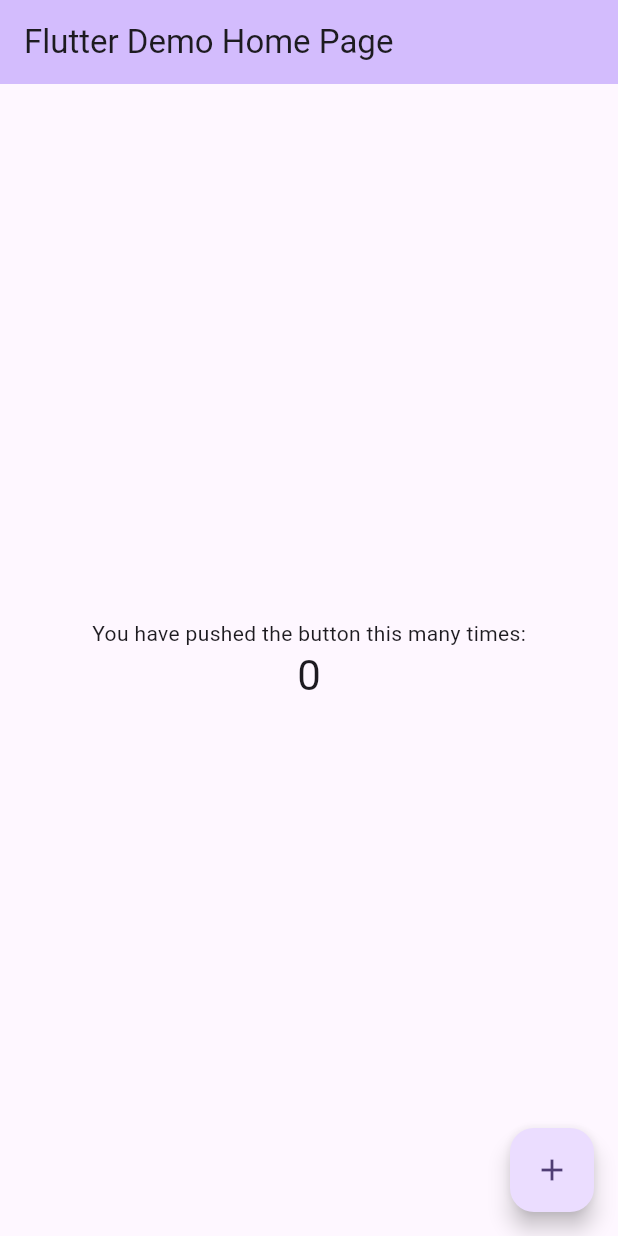
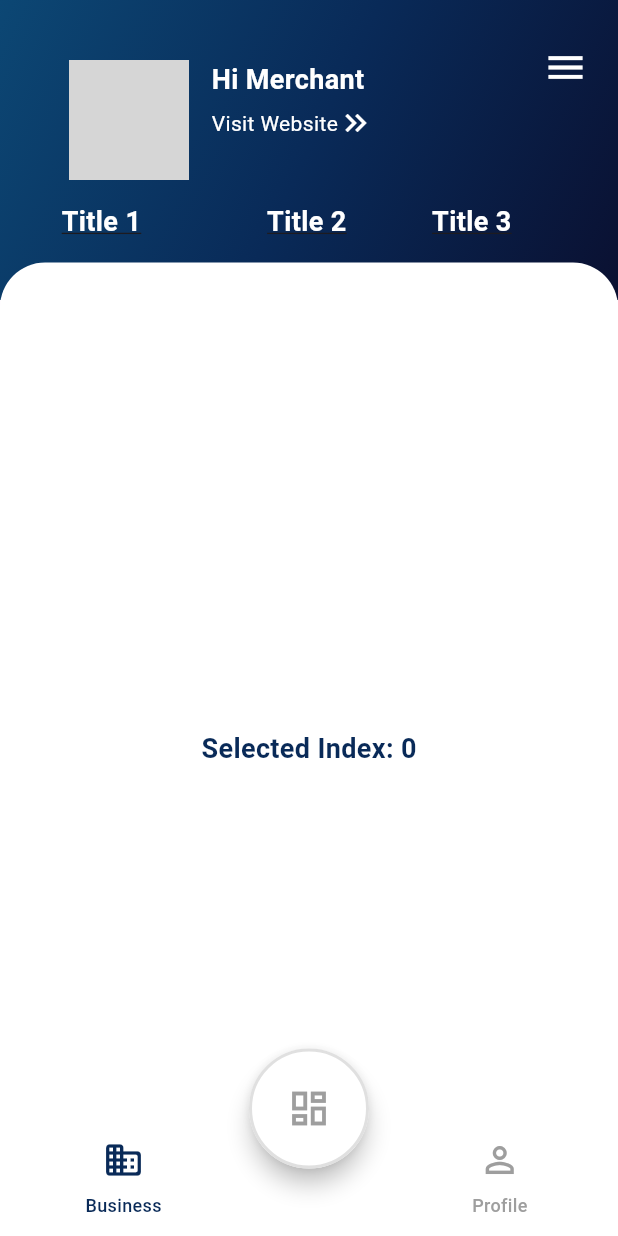
Before and after one commit to Winngoo/Winngoo-India-Mobile-App-, a Flutter app: the screen it shows after launch, on a phone screen of 412 x 824 dp. Run offline on Flutter 3.47's test engine with Material 3 defaults, Android fonts, the phone set to English and light mode, and no system bars; network calls fail; grey boxes are pictures that could not be loaded.

Commit message:
dashboard design

```diff
--- a/lib/main.dart
+++ b/lib/main.dart
@@ -1,122 +1,16 @@
+import 'merchant_dashboard.dart';
 import 'package:flutter/material.dart';
 
 void main() {
-  runApp(const MyApp());
+  runApp(MyApp());
 }
 
 class MyApp extends StatelessWidget {
-  const MyApp({super.key});
-
-  // This widget is the root of your application.
   @override
   Widget build(BuildContext context) {
     return MaterialApp(
-      title: 'Flutter Demo',
-      theme: ThemeData(
-        // This is the theme of your application.
-        //
-        // TRY THIS: Try running your application with "flutter run". You'll see
-        // the application has a purple toolbar. Then, without quitting the app,
-        // try changing the seedColor in the colorScheme below to Colors.green
-        // and then invoke "hot reload" (save your changes or press the "hot
-        // reload" button in a Flutter-supported IDE, or press "r" if you used
-        // the command line to start the app).
-        //
-        // Notice that the counter didn't reset back to zero; the application
-        // state is not lost during the reload. To reset the state, use hot
-        // restart instead.
-        //
-        // This works for code too, not just values: Most code changes can be
-        // tested with just a hot reload.
-        colorScheme: ColorScheme.fromSeed(seedColor: Colors.deepPurple),
-      ),
-      home: const MyHomePage(title: 'Flutter Demo Home Page'),
+      debugShowCheckedModeBanner: false,
+      home: MerchantDashboard(),
     );
   }
 }
-
-class MyHomePage extends StatefulWidget {
-  const MyHomePage({super.key, required this.title});
-
-  // This widget is the home page of your application. It is stateful, meaning
-  // that it has a State object (defined below) that contains fields that affect
-  // how it looks.
-
-  // This class is the configuration for the state. It holds the values (in this
-  // case the title) provided by the parent (in this case the App widget) and
-  // used by the build method of the State. Fields in a Widget subclass are
-  // always marked "final".
-
-  final String title;
-
-  @override
-  State<MyHomePage> createState() => _MyHomePageState();
-}
-
-class _MyHomePageState extends State<MyHomePage> {
-  int _counter = 0;
-
-  void _incrementCounter() {
-    setState(() {
-      // This call to setState tells the Flutter framework that something has
-      // changed in this State, which causes it to rerun the build method below
-      // so that the display can reflect the updated values. If we changed
-      // _counter without calling setState(), then the build method would not be
-      // called again, and so nothing would appear to happen.
-      _counter++;
-    });
-  }
-
-  @override
-  Widget build(BuildContext context) {
-    // This method is rerun every time setState is called, for instance as done
-    // by the _incrementCounter method above.
-    //
-    // The Flutter framework has been optimized to make rerunning build methods
-    // fast, so that you can just rebuild anything that needs updating rather
-    // than having to individually change instances of widgets.
-    return Scaffold(
-      appBar: AppBar(
-        // TRY THIS: Try changing the color here to a specific color (to
-        // Colors.amber, perhaps?) and trigger a hot reload to see the AppBar
-        // change color while the other colors stay the same.
-        backgroundColor: Theme.of(context).colorScheme.inversePrimary,
-        // Here we take the value from the MyHomePage object that was created by
-        // the App.build method, and use it to set our appbar title.
-        title: Text(widget.title),
-      ),
-      body: Center(
-        // Center is a layout widget. It takes a single child and positions it
-        // in the middle of the parent.
-        child: Column(
-          // Column is also a layout widget. It takes a list of children and
-          // arranges them vertically. By default, it sizes itself to fit its
-          // children horizontally, and tries to be as tall as its parent.
-          //
-          // Column has various properties to control how it sizes itself and
-          // how it positions its children. Here we use mainAxisAlignment to
-          // center the children vertically; the main axis here is the vertical
-          // axis because Columns are vertical (the cross axis would be
-          // horizontal).
-          //
-          // TRY THIS: Invoke "debug painting" (choose the "Toggle Debug Paint"
-          // action in the IDE, or press "p" in the console), to see the
-          // wireframe for each widget.
-          mainAxisAlignment: MainAxisAlignment.center,
-          children: <Widget>[
-            const Text('You have pushed the button this many times:'),
-            Text(
-              '$_counter',
-              style: Theme.of(context).textTheme.headlineMedium,
-            ),
-          ],
-        ),
-      ),
-      floatingActionButton: FloatingActionButton(
-        onPressed: _incrementCounter,
-        tooltip: 'Increment',
-        child: const Icon(Icons.add),
-      ), // This trailing comma makes auto-formatting nicer for build methods.
-    );
-  }
-}
--- /dev/null
+++ b/lib/merchant_dashboard.dart
@@ -0,0 +1,529 @@
+// import 'package:flutter/material.dart';
+
+// const Color primaryColor = Color.fromARGB(255, 9, 42, 88);
+
+// const List<Color> primaryDeepBlueGradient = [
+//   Color.fromARGB(255, 12, 71, 116),
+//   Color.fromARGB(255, 9, 42, 88),
+//   Color.fromARGB(255, 10, 16, 49),
+// ];
+
+// class MerchantDashboard extends StatefulWidget {
+//   @override
+//   _MerchantDashboardState createState() => _MerchantDashboardState();
+// }
+
+// class _MerchantDashboardState extends State<MerchantDashboard> {
+//   int _selectedIndex = 0;
+
+//   void _onItemTapped(int index) {
+//     setState(() {
+//       _selectedIndex = index;
+//     });
+//   }
+
+//   @override
+//   Widget build(BuildContext context) {
+//     return Scaffold(
+//       extendBody: true,
+//       body: Stack(
+//         children: [
+//           // Gradient background
+//           Container(
+//             height: 200,
+//             decoration: BoxDecoration(
+//               gradient: LinearGradient(
+//                 colors: primaryDeepBlueGradient,
+//                 begin: Alignment.topLeft,
+//                 end: Alignment.bottomRight,
+//               ),
+//             ),
+//           ),
+
+//           // Profile Image & Menu Icon
+//           Positioned(
+//             top: 30,
+//             right: 20,
+//             child: Icon(Icons.menu, color: Colors.white, size: 30),
+//           ),
+//           Positioned(
+//             top: 40,
+//             left: MediaQuery.of(context).size.width / 2 - 160,
+//             child: CircleAvatar(
+//               radius: 40,
+//               backgroundColor: Colors.white,
+//               backgroundImage: NetworkImage(
+//                 'https://via.placeholder.com/150',
+//               ), // Change to your profile image URL
+//             ),
+//           ),
+//           Positioned(
+//             top: 40,
+//             left: MediaQuery.of(context).size.width / 2 - 65,
+//             child: Text(
+//               'Hi Merchant',
+//               style: TextStyle(
+//                 color: Colors.white,
+//                 fontSize: 18,
+//                 fontWeight: FontWeight.bold,
+//               ),
+//             ),
+//           ),
+//           Positioned(
+//             top: 70,
+//             left: MediaQuery.of(context).size.width / 2 - 65,
+//             child: Row(
+//               children: [
+//                 Text(
+//                   'Visit Website',
+//                   style: TextStyle(color: Colors.white, fontSize: 14),
+//                 ),
+//                 Icon(
+//                   Icons.keyboard_double_arrow_right_outlined,
+//                   color: Colors.white,
+//                 ),
+//               ],
+//             ),
+//           ),
+
+//           Positioned(
+//             top: 135,
+//             left: MediaQuery.of(context).size.width / 2 - 165,
+//             child: Text(
+//               'Title 1',
+//               style: TextStyle(
+//                 color: Colors.white,
+//                 fontSize: 18,
+//                 fontWeight: FontWeight.bold,
+//               ),
+//             ),
+//           ),
+//           Positioned(
+//             top: 135,
+//             right: MediaQuery.of(context).size.width / 2 - 25,
+//             child: Text(
+//               'Title 2',
+//               style: TextStyle(
+//                 color: Colors.white,
+//                 fontSize: 18,
+//                 fontWeight: FontWeight.bold,
+//               ),
+//             ),
+//           ),
+//           Positioned(
+//             top: 135,
+//             right: MediaQuery.of(context).size.width / 2 - 135,
+//             child: Text(
+//               'Title 3',
+//               style: TextStyle(
+//                 color: Colors.white,
+//                 fontSize: 18,
+//                 fontWeight: FontWeight.bold,
+//               ),
+//             ),
+//           ),
+
+//           // White card content
+//           Container(
+//             margin: EdgeInsets.only(top: 175),
+//             padding: EdgeInsets.all(16),
+//             decoration: BoxDecoration(
+//               color: Colors.white,
+//               borderRadius: BorderRadius.only(
+//                 topLeft: Radius.circular(30),
+//                 topRight: Radius.circular(30),
+//               ),
+//             ),
+//             child: Center(
+//               child: Text(
+//                 'Selected Index: $_selectedIndex',
+//                 style: TextStyle(
+//                   fontSize: 18,
+//                   fontWeight: FontWeight.bold,
+//                   color: primaryColor,
+//                 ),
+//               ),
+//             ),
+//           ),
+//         ],
+//       ),
+
+//       // Bottom Navigation Bar
+//       bottomNavigationBar: Container(
+//         decoration: BoxDecoration(
+//           boxShadow: [
+//             BoxShadow(
+//               color: Colors.black.withOpacity(0.1),
+//               spreadRadius: 1,
+//               blurRadius: 10,
+//               offset: Offset(0, -2),
+//             ),
+//           ],
+//         ),
+//         child: BottomAppBar(
+//           height: 85,
+//           shape: CircularNotchedRectangle(),
+//           notchMargin: 8.0,
+//           color: Colors.white,
+//           child: Row(
+//             mainAxisAlignment: MainAxisAlignment.spaceAround,
+//             children: [
+//               _buildNavItem(Icons.business_rounded, "Business", 0),
+//               SizedBox(width: 40), // Space for floating button
+//               _buildNavItem(Icons.person_outline, "Profile", 1),
+//             ],
+//           ),
+//         ),
+//       ),
+
+//       floatingActionButton: SizedBox(
+//         width: 80, // Set exact width
+//         height: 80, // Set exact height
+//         child: FloatingActionButton(
+//           onPressed: () => _onItemTapped(2),
+//           backgroundColor: _selectedIndex == 2 ? primaryColor : Colors.white,
+//           foregroundColor: _selectedIndex == 2 ? Colors.white : Colors.grey,
+//           shape: CircleBorder(
+//             side: BorderSide(
+//               color: _selectedIndex == 2 ? primaryColor : Colors.grey.shade300,
+//               width: _selectedIndex == 2 ? 0 : 2,
+//             ),
+//           ),
+//           elevation: 6,
+//           child: Icon(Icons.dashboard_outlined, size: 30),
+//         ),
+//       ),
+
+//       floatingActionButtonLocation: FloatingActionButtonLocation.centerDocked,
+//     );
+//   }
+
+//   Widget _buildNavItem(IconData icon, String label, int index) {
+//     bool isSelected = _selectedIndex == index;
+
+//     return GestureDetector(
+//       onTap: () => _onItemTapped(index),
+//       child: Column(
+//         mainAxisSize: MainAxisSize.min,
+//         children: [
+//           Container(
+//             padding: EdgeInsets.all(8),
+//             child: Icon(
+//               icon,
+//               size: 28,
+//               color: isSelected ? primaryColor : Colors.grey,
+//             ),
+//           ),
+//           Text(
+//             label,
+//             style: TextStyle(
+//               color: isSelected ? primaryColor : Colors.grey,
+//               fontSize: 12,
+//               fontWeight: FontWeight.w500,
+//             ),
+//           ),
+//         ],
+//       ),
+//     );
+//   }
+// }
+import 'package:flutter/material.dart';
+
+const Color primaryColor = Color.fromARGB(255, 9, 42, 88);
+
+const List<Color> primaryDeepBlueGradient = [
+  Color.fromARGB(255, 12, 71, 116),
+  Color.fromARGB(255, 9, 42, 88),
+  Color.fromARGB(255, 10, 16, 49),
+];
+
+class MerchantDashboard extends StatefulWidget {
+  @override
+  _MerchantDashboardState createState() => _MerchantDashboardState();
+}
+
+class _MerchantDashboardState extends State<MerchantDashboard> {
+  int _selectedIndex = 0;
+
+  void _onItemTapped(int index) {
+    setState(() {
+      _selectedIndex = index;
+    });
+  }
+
+  void _navigateToTitleScreen(String title) {
+    Navigator.push(
+      context,
+      MaterialPageRoute(
+        builder: (context) => TitleScreen(title: title),
+      ),
+    );
+  }
+
+  @override
+  Widget build(BuildContext context) {
+    double screenWidth = MediaQuery.of(context).size.width;
+
+    return Scaffold(
+      extendBody: true,
+      body: Stack(
+        children: [
+          // Gradient background
+          Container(
+            height: 200,
+            decoration: BoxDecoration(
+              gradient: LinearGradient(
+                colors: primaryDeepBlueGradient,
+                begin: Alignment.topLeft,
+                end: Alignment.bottomRight,
+              ),
+            ),
+          ),
+
+          // Profile Image & Menu Icon
+          Positioned(
+            top: 30,
+            right: 20,
+            child: Icon(Icons.menu, color: Colors.white, size: 30),
+          ),
+          Positioned(
+            top: 40,
+            left: screenWidth / 2 - 160,
+            child: CircleAvatar(
+              radius: 40,
+              backgroundColor: Colors.white,
+              backgroundImage: NetworkImage(
+                'https://via.placeholder.com/150',
+              ),
+            ),
+          ),
+          Positioned(
+            top: 40,
+            left: screenWidth / 2 - 65,
+            child: Text(
+              'Hi Merchant',
+              style: TextStyle(
+                color: Colors.white,
+                fontSize: 18,
+                fontWeight: FontWeight.bold,
+              ),
+            ),
+          ),
+          Positioned(
+            top: 70,
+            left: screenWidth / 2 - 65,
+            child: Row(
+              children: [
+                Text(
+                  'Visit Website',
+                  style: TextStyle(color: Colors.white, fontSize: 14),
+                ),
+                Icon(
+                  Icons.keyboard_double_arrow_right_outlined,
+                  color: Colors.white,
+                ),
+              ],
+            ),
+          ),
+
+          // Titles with navigation
+          Positioned(
+            top: 135,
+            left: screenWidth / 2 - 165,
+            child: GestureDetector(
+              onTap: () => _navigateToTitleScreen("Title 1"),
+              child: Text(
+                'Title 1',
+                style: TextStyle(
+                  color: Colors.white,
+                  fontSize: 18,
+                  fontWeight: FontWeight.bold,
+                  decoration: TextDecoration.underline,
+                ),
+              ),
+            ),
+          ),
+          Positioned(
+            top: 135,
+            right: screenWidth / 2 - 25,
+            child: GestureDetector(
+              onTap: () => _navigateToTitleScreen("Title 2"),
+              child: Text(
+                'Title 2',
+                style: TextStyle(
+                  color: Colors.white,
+                  fontSize: 18,
+                  fontWeight: FontWeight.bold,
+                  decoration: TextDecoration.underline,
+                ),
+              ),
+            ),
+          ),
+          Positioned(
+            top: 135,
+            right: screenWidth / 2 - 135,
+            child: GestureDetector(
+              onTap: () => _navigateToTitleScreen("Title 3"),
+              child: Text(
+                'Title 3',
+                style: TextStyle(
+                  color: Colors.white,
+                  fontSize: 18,
+                  fontWeight: FontWeight.bold,
+                  decoration: TextDecoration.underline,
+                ),
+              ),
+            ),
+          ),
+
+          // White card content
+          Container(
+            margin: EdgeInsets.only(top: 175),
+            padding: EdgeInsets.all(16),
+            decoration: BoxDecoration(
+              color: Colors.white,
+              borderRadius: BorderRadius.only(
+                topLeft: Radius.circular(30),
+                topRight: Radius.circular(30),
+              ),
+            ),
+            child: Center(
+              child: Text(
+                'Selected Index: $_selectedIndex',
+                style: TextStyle(
+                  fontSize: 18,
+                  fontWeight: FontWeight.bold,
+                  color: primaryColor,
+                ),
+              ),
+            ),
+          ),
+        ],
+      ),
+
+      // Bottom Navigation Bar
+      bottomNavigationBar: BottomAppBar(
+        height: 85,
+        shape: CircularNotchedRectangle(),
+        notchMargin: 8.0,
+        color: Colors.white,
+        child: Row(
+          mainAxisAlignment: MainAxisAlignment.spaceAround,
+          children: [
+            _buildNavItem(Icons.business_rounded, "Business", 0),
+            SizedBox(width: 40), // Space for floating button
+            _buildNavItem(Icons.person_outline, "Profile", 1),
+          ],
+        ),
+      ),
+
+      floatingActionButton: SizedBox(
+        width: 80,
+        height: 80,
+        child: FloatingActionButton(
+          onPressed: () => _onItemTapped(2),
+          backgroundColor: _selectedIndex == 2 ? primaryColor : Colors.white,
+          foregroundColor: _selectedIndex == 2 ? Colors.white : Colors.grey,
+          shape: CircleBorder(
+            side: BorderSide(
+              color: _selectedIndex == 2 ? primaryColor : Colors.grey.shade300,
+              width: _selectedIndex == 2 ? 0 : 2,
+            ),
+          ),
+          elevation: 6,
+          child: Icon(Icons.dashboard_outlined, size: 30),
+        ),
+      ),
+
+      floatingActionButtonLocation: FloatingActionButtonLocation.centerDocked,
+    );
+  }
+
+  Widget _buildNavItem(IconData icon, String label, int index) {
+    bool isSelected = _selectedIndex == index;
+
+    return GestureDetector(
+      onTap: () {
+        _onItemTapped(index);
+        _navigateToBottomNavScreen(index);
+      },
+      child: Column(
+        mainAxisSize: MainAxisSize.min,
+        children: [
+          Container(
+            padding: EdgeInsets.all(8),
+            child: Icon(
+              icon,
+              size: 28,
+              color: isSelected ? primaryColor : Colors.grey,
+            ),
+          ),
+          Text(
+            label,
+            style: TextStyle(
+              color: isSelected ? primaryColor : Colors.grey,
+              fontSize: 12,
+              fontWeight: FontWeight.w500,
+            ),
+          ),
+        ],
+      ),
+    );
+  }
+
+  void _navigateToBottomNavScreen(int index) {
+    Widget screen;
+    switch (index) {
+      case 0:
+        screen = BusinessScreen();
+        break;
+      case 1:
+        screen = ProfileScreen();
+        break;
+      case 2:
+        screen = MerchantDashboard(); // Keep current screen
+        break;
+      default:
+        return;
+    }
+
+    Navigator.push(
+      context,
+      MaterialPageRoute(builder: (context) => screen),
+    );
+  }
+}
+
+// Dummy Screens
+class TitleScreen extends StatelessWidget {
+  final String title;
+  TitleScreen({required this.title});
+
+  @override
+  Widget build(BuildContext context) {
+    return Scaffold(
+      appBar: AppBar(title: Text(title)),
+      body: Center(child: Text("This is $title screen")),
+    );
+  }
+}
+
+class BusinessScreen extends StatelessWidget {
+  @override
+  Widget build(BuildContext context) {
+    return Scaffold(
+      appBar: AppBar(title: Text("Business Screen")),
+      body: Center(child: Text("Business Screen")),
+    );
+  }
+}
+
+class ProfileScreen extends StatelessWidget {
+  @override
+  Widget build(BuildContext context) {
+    return Scaffold(
+      appBar: AppBar(title: Text("Profile Screen")),
+      body: Center(child: Text("Profile Screen")),
+    );
+  }
+}
--- a/pubspec.yaml
+++ b/pubspec.yaml
@@ -34,6 +34,7 @@ dependencies:
   # The following adds the Cupertino Icons font to your application.
   # Use with the CupertinoIcons class for iOS style icons.
   cupertino_icons: ^1.0.8
+  molten_navigationbar_flutter: ^1.0.1
 
 dev_dependencies:
   flutter_test:
```
Also changed, not shown: pubspec.lock, 1 other file.
